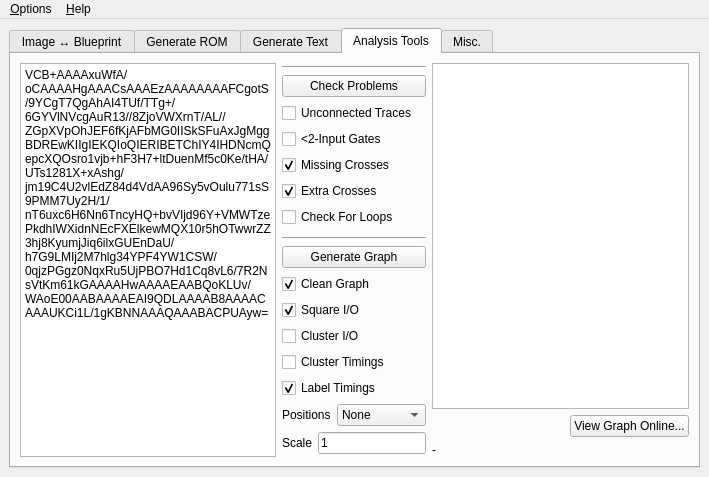
The window that mainwindow.ui (JC3/vcbtool) describes before a commit, drawn with Qt 5.
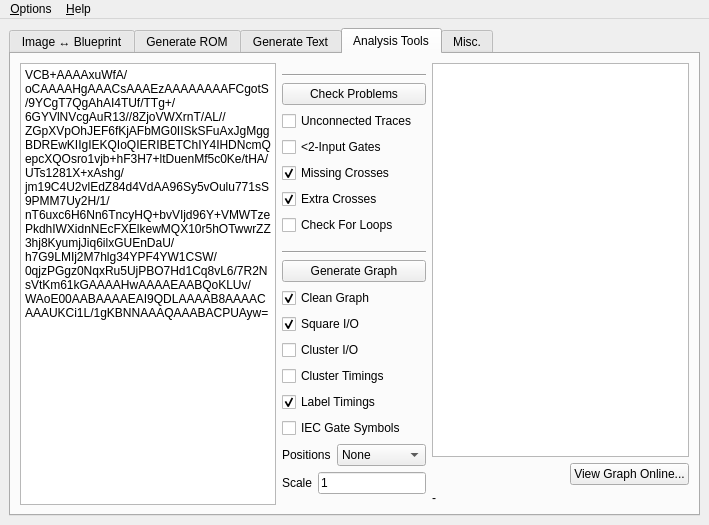
The same window after the commit. Custom widgets are drawn as their Qt base class.

Commit message: iec symbols for graphviz

What changed in the file:
```diff
--- a/mainwindow.ui
+++ b/mainwindow.ui
@@ -7,7 +7,7 @@
     <x>0</x>
     <y>0</y>
     <width>709</width>
-    <height>477</height>
+    <height>525</height>
    </rect>
   </property>
   <property name="windowTitle">
@@ -871,6 +871,13 @@
             </property>
            </widget>
           </item>
+          <item>
+           <widget class="QCheckBox" name="chkIECSymbols">
+            <property name="text">
+             <string>IEC Gate Symbols</string>
+            </property>
+           </widget>
+          </item>
           <item>
            <layout class="QHBoxLayout" name="horizontalLayout_3">
             <item>
```
Left out of the diff: 2 changed lines with no effect on the pictures. The commit also changes 4 other files.
